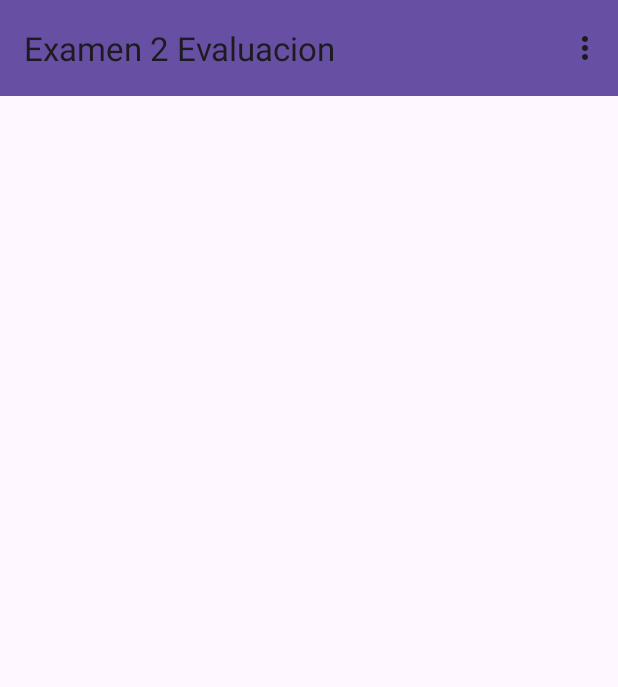
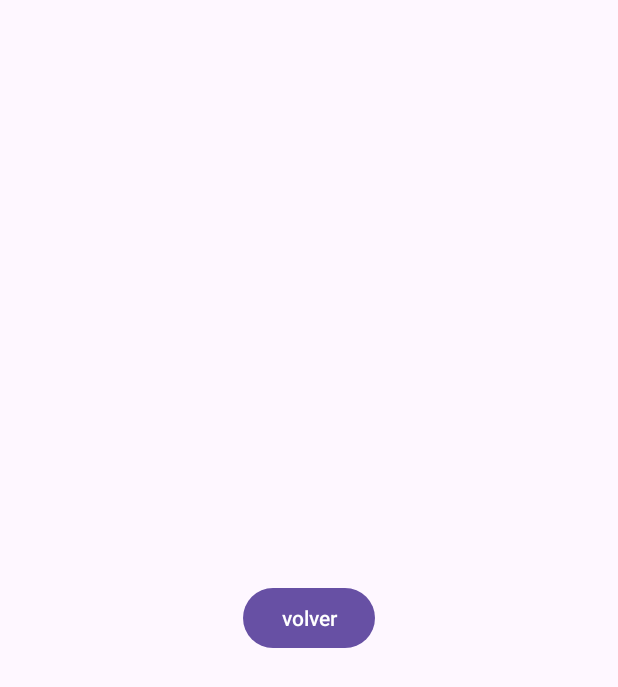
Before and after one commit to Designpatri/Examen2Evaluacion, an Android app: the Ejercicio2_A_Action_Bar_Activity screen opened directly, with no data from a screen before it, in the options menu, after a tap on "Siguiente", on a phone screen of 412 x 824 dp. Shown: the top 687 px of the screen. Run offline under Robolectric (Android 15) with nearby library versions, the phone set to English and light mode, and no system bars.

Commit message:
menu contextual y popup

```diff
--- a/app/src/main/java/com/example/examen2evaluacion/Ejercicio2_A_Action_Bar_Activity.kt
+++ b/app/src/main/java/com/example/examen2evaluacion/Ejercicio2_A_Action_Bar_Activity.kt
@@ -11,7 +11,7 @@ import com.example.examen2evaluacion.databinding.ActivityEjercicio2AActionBarBin
 
 class Ejercicio2_A_Action_Bar_Activity : AppCompatActivity() {
 
-    //REALIZAR EL BINDING
+    //REALIZA/home/mikel/MenusAppR EL BINDING
     private lateinit var binding: ActivityEjercicio2AActionBarBinding
 
     override fun onCreate(savedInstanceState: Bundle?) {
@@ -29,16 +29,12 @@ class Ejercicio2_A_Action_Bar_Activity : AppCompatActivity() {
 
     override fun onOptionsItemSelected(item: MenuItem): Boolean {
         return when(item.itemId) {
-            R.id.return_ej2_a -> {
-                Toast.makeText(this, "Pulsado nuevo", Toast.LENGTH_SHORT).show()
+            R.id.siguiente -> {
+                val open2activity = Intent(this, Ejercicio2_B_Action_Bar_Activity::class.java)
+                startActivity(open2activity)
+
                 true
             }
-
-            R.id.return_ej2_a -> {
-                Toast.makeText(this, "Pulsado eliminar", Toast.LENGTH_SHORT).show()
-                true
-            }
-
             else ->
                 super.onOptionsItemSelected(item)
         }
--- /dev/null
+++ b/app/src/main/res/menu/colors_menu.xml
@@ -0,0 +1,14 @@
+<?xml version="1.0" encoding="utf-8"?>
+<menu xmlns:android="http://schemas.android.com/apk/res/android">
+
+    <item
+        android:id="@+id/blueItem"
+        android:layout_width="wrap_content"
+        android:layout_height="wrap_content"
+        android:title="Azul" />
+    <item
+        android:id="@+id/redItem"
+        android:layout_width="wrap_content"
+        android:layout_height="wrap_content"
+        android:title="Rojo" />
+</menu>
--- a/app/src/main/res/menu/ejercicio1_action_bar.xml
+++ b/app/src/main/res/menu/ejercicio1_action_bar.xml
@@ -2,22 +2,27 @@
 <menu xmlns:android="http://schemas.android.com/apk/res/android">
 
     <item
+        android:id="@+id/compartir"
         android:layout_width="wrap_content"
         android:layout_height="wrap_content"
         android:title="Compartir" />
     <item
+        android:id="@+id/generarPdf"
         android:layout_width="wrap_content"
         android:layout_height="wrap_content"
         android:title="Generar PDF" />
     <item
+        android:id="@+id/imprimir"
         android:layout_width="wrap_content"
         android:layout_height="wrap_content"
         android:title="Imprimir" />
     <item
+        android:id="@+id/enviar"
         android:layout_width="wrap_content"
         android:layout_height="wrap_content"
         android:title="Enviar" />
     <item
+        android:id="@+id/pagada"
         android:layout_width="wrap_content"
         android:layout_height="wrap_content"
         android:title="Marcar como pagada" />
```
Also changed, not shown: app/src/main/java/com/example/examen2evaluacion/Ejercicio2_B_Action_Bar_Activity.kt (+54 -0 lines).
